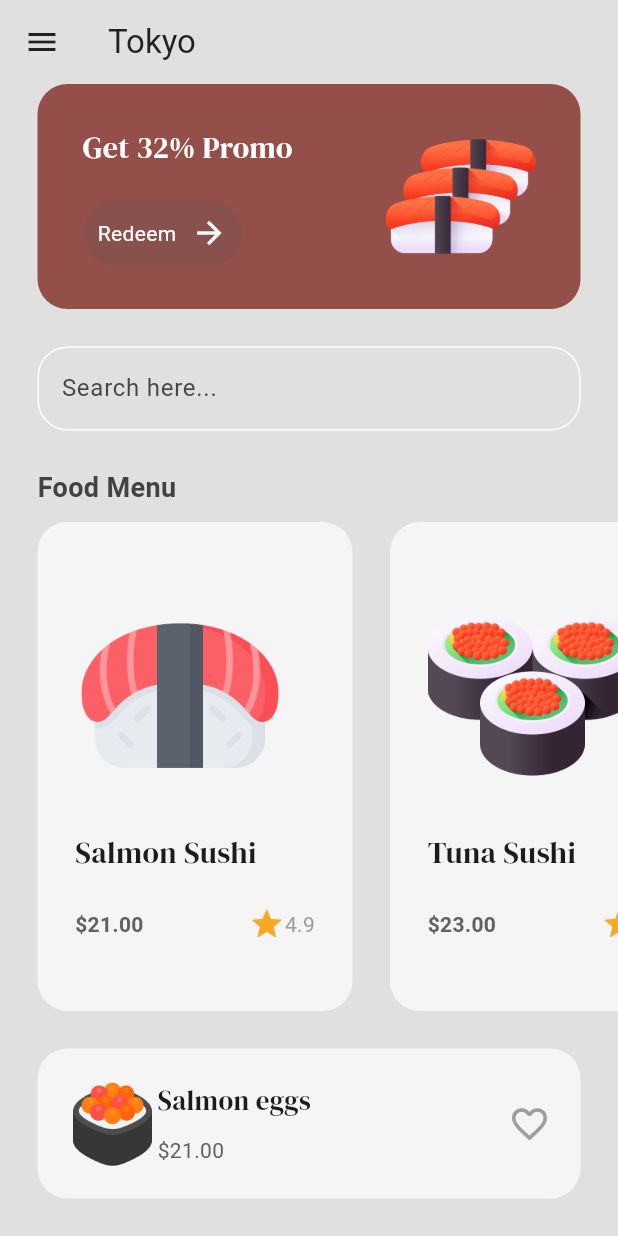
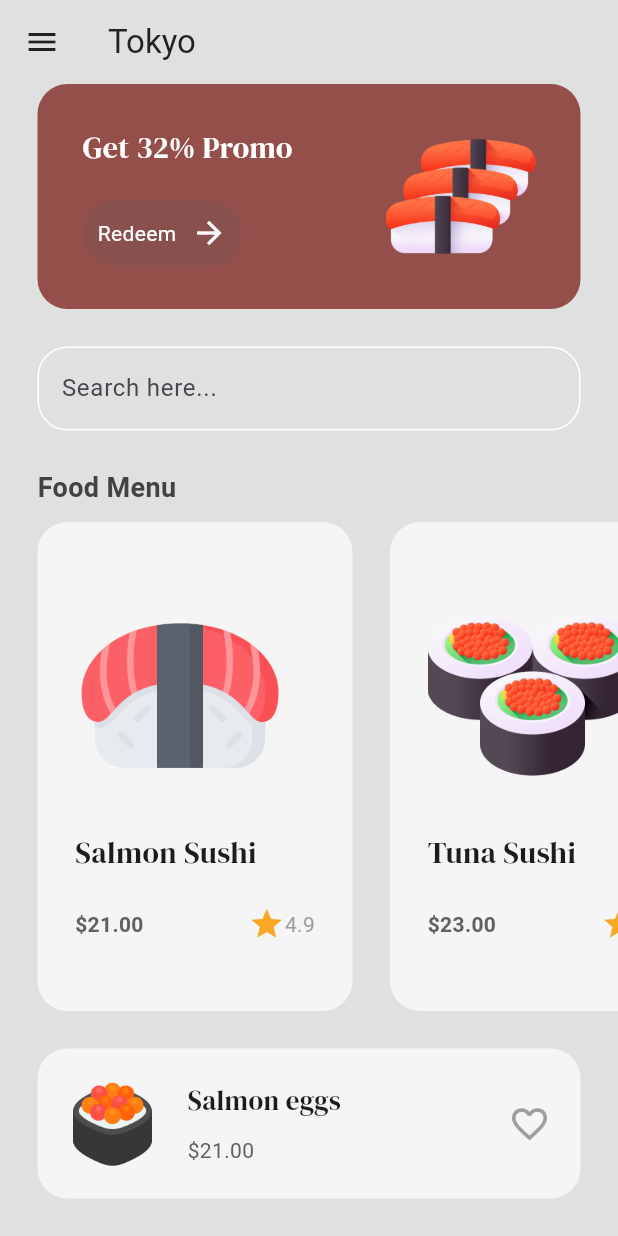
Before and after one commit to Ryuuutaaa/sushi-restaurant, a Flutter app: the MenuPage screen opened by its route, on a phone screen of 412 x 824 dp. Run offline on Flutter 3.47's test engine with Material 3 defaults, Android fonts, the phone set to English and light mode, and no system bars; our stand-ins replace google_fonts.

Commit message:
refactor : code menu page

```diff
--- a/lib/pages/menu_page.dart
+++ b/lib/pages/menu_page.dart
@@ -153,7 +153,7 @@ class _MenuPageState extends State<MenuPage> {
                     ),
 
                     const SizedBox(
-                      height: 20,
+                      width: 20,
                     ),
 
                     // name and price
```
